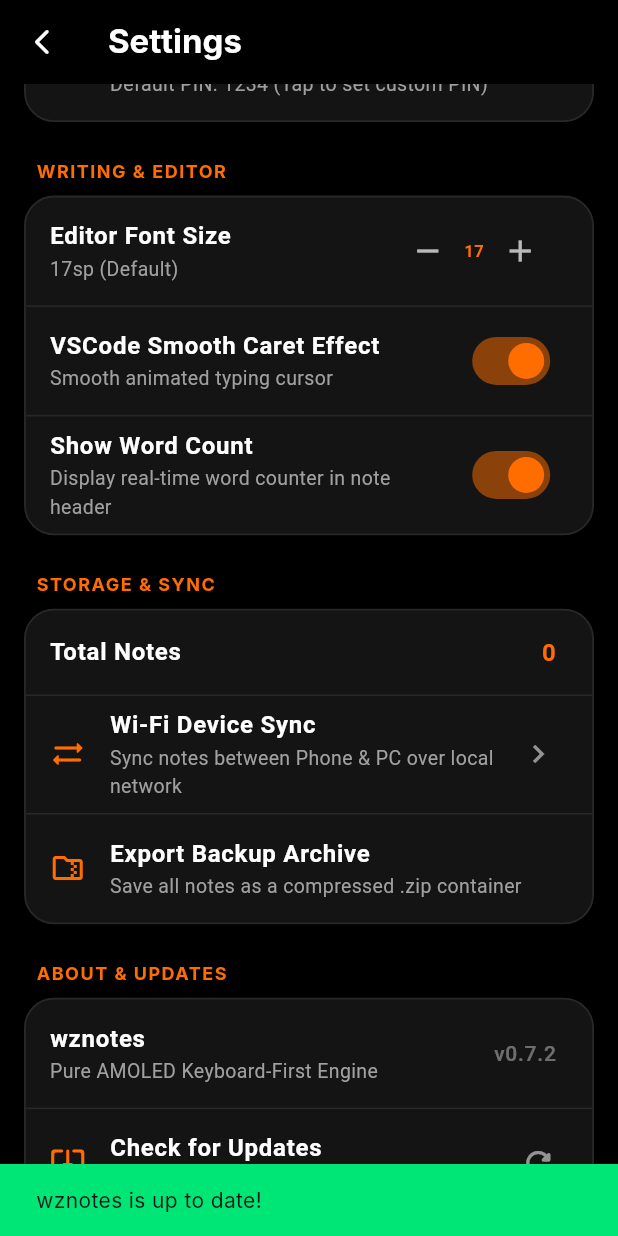
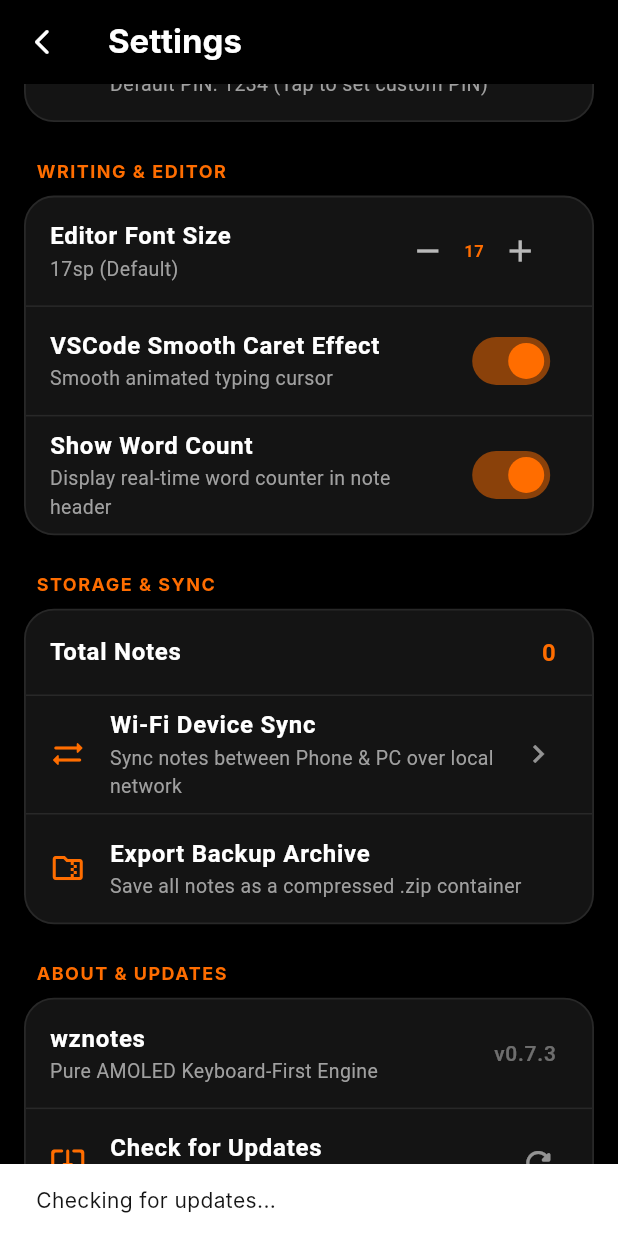
Before and after one commit to straculencuandrei/wznotes, a Flutter app: the SettingsScreen screen opened directly, scrolled down 159 dp, after a tap on "Check for Updates", on a phone screen of 412 x 824 dp. Run offline on Flutter 3.47's test engine with Material 3 defaults, Android fonts, the phone set to English and light mode, and no system bars; our stand-ins replace flutter_riverpod, local_auth, open_filex, pdf, qr_flutter; missing offline and left inert: sqlite3; network calls fail; Roboto replaces fonts that are missing (Inter).

Commit message:
Fix updater cache & OpenFilex APK installation, update manifest to v0.7.3+10

```diff
--- a/lib/infrastructure/update/update_service.dart
+++ b/lib/infrastructure/update/update_service.dart
@@ -1,10 +1,11 @@
 import 'dart:convert';
+import 'package:flutter/foundation.dart';
 import 'package:http/http.dart' as http;
 import 'models/app_update_info.dart';
 
 class UpdateService {
-  static const String currentVersion = '0.7.2';
-  static const int currentBuildNumber = 9;
+  static const String currentVersion = '0.7.3';
+  static const int currentBuildNumber = 10;
 
   // Default manifest URL (can be customized by user or configured via repository)
   static const String defaultManifestUrl =
@@ -38,7 +39,13 @@
   }) async {
     try {
       final uri = Uri.parse(manifestUrl);
-      final response = await http.get(uri).timeout(const Duration(seconds: 6));
+      final response = await http.get(
+        uri,
+        headers: {
+          'Cache-Control': 'no-cache, no-store, must-revalidate',
+          'Pragma': 'no-cache',
+        },
+      ).timeout(const Duration(seconds: 10));
 
       if (response.statusCode == 200) {
         final Map<String, dynamic> jsonMap = json.decode(response.body) as Map<String, dynamic>;
@@ -50,8 +57,14 @@
         )) {
           return updateInfo;
         }
+        return null;
+      } else {
+        debugPrint('[UpdateService] Failed to load manifest: HTTP ${response.statusCode}');
+        throw Exception('Server returned HTTP ${response.statusCode}');
       }
-    } catch (_) {}
-    return null;
+    } catch (e) {
+      debugPrint('[UpdateService] Update check error: $e');
+      rethrow;
+    }
   }
 }
--- a/lib/presentation/screens/settings_screen.dart
+++ b/lib/presentation/screens/settings_screen.dart
@@ -220,15 +220,28 @@
                           if (updateState.hasUpdate) {
                             UpdateDialog.show(context, updateInfo: updateState.updateInfo!);
                           } else {
+                            ScaffoldMessenger.of(context).showSnackBar(
+                              const SnackBar(
+                                content: Text('Checking for updates...'),
+                                duration: Duration(seconds: 1),
+                              ),
+                            );
                             await updateNotifier.check(silent: false);
                             final latest = ref.read(updateProvider);
                             if (context.mounted) {
                               if (latest.hasUpdate) {
                                 UpdateDialog.show(context, updateInfo: latest.updateInfo!);
+                              } else if (latest.errorMessage != null) {
+                                ScaffoldMessenger.of(context).showSnackBar(
+                                  SnackBar(
+                                    content: Text('Update check error: ${latest.errorMessage}'),
+                                    backgroundColor: Colors.redAccent,
+                                  ),
+                                );
                               } else {
                                 ScaffoldMessenger.of(context).showSnackBar(
-                                  const SnackBar(
-                                    content: Text('wznotes is up to date!'),
+                                  SnackBar(
+                                    content: Text('wznotes is up to date (v${UpdateService.currentVersion}+${UpdateService.currentBuildNumber})!'),
                                     backgroundColor: AppColors.accentEmerald,
                                   ),
                                 );
--- a/pubspec.yaml
+++ b/pubspec.yaml
@@ -1,7 +1,7 @@
 name: wznotes
 description: "wznotes: High-performance cross-platform vector inking & keyboard-first note-taking engine."
 publish_to: 'none'
-version: 0.7.2+9
+version: 0.7.3+10
 
 environment:
   sdk: '>=3.0.0 <4.0.0'
```
Also changed, not shown: lib/presentation/widgets/update_dialog.dart (+5 -5 lines), version_manifest.json (+7 -7 lines), dist/version_manifest.json, 6 other files.
